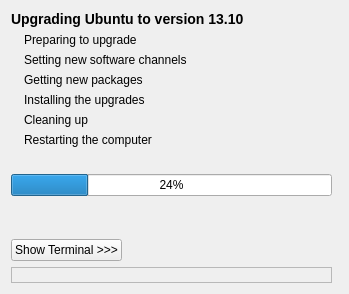
Above: DistUpgrade/window_main.ui from stek29/ubuntu-release-upgrader before the change. Below: the same form after it.
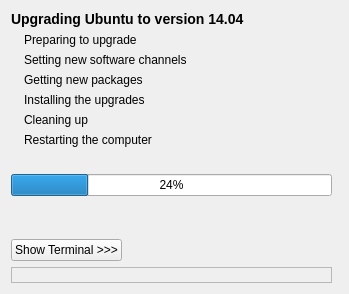
That is the form after the change.

The edit to the form file:
```diff
--- a/DistUpgrade/window_main.ui
+++ b/DistUpgrade/window_main.ui
@@ -235,7 +235,7 @@
    <item row="0" column="0" colspan="4" >
     <widget class="QLabel" name="label_title" >
      <property name="text" >
-      <string>&lt;b>&lt;big>Upgrading Ubuntu to version 13.10&lt;/big>&lt;/b></string>
+      <string>&lt;b>&lt;big>Upgrading Ubuntu to version 14.04&lt;/big>&lt;/b></string>
      </property>
      <property name="wordWrap" >
       <bool>false</bool>
```
